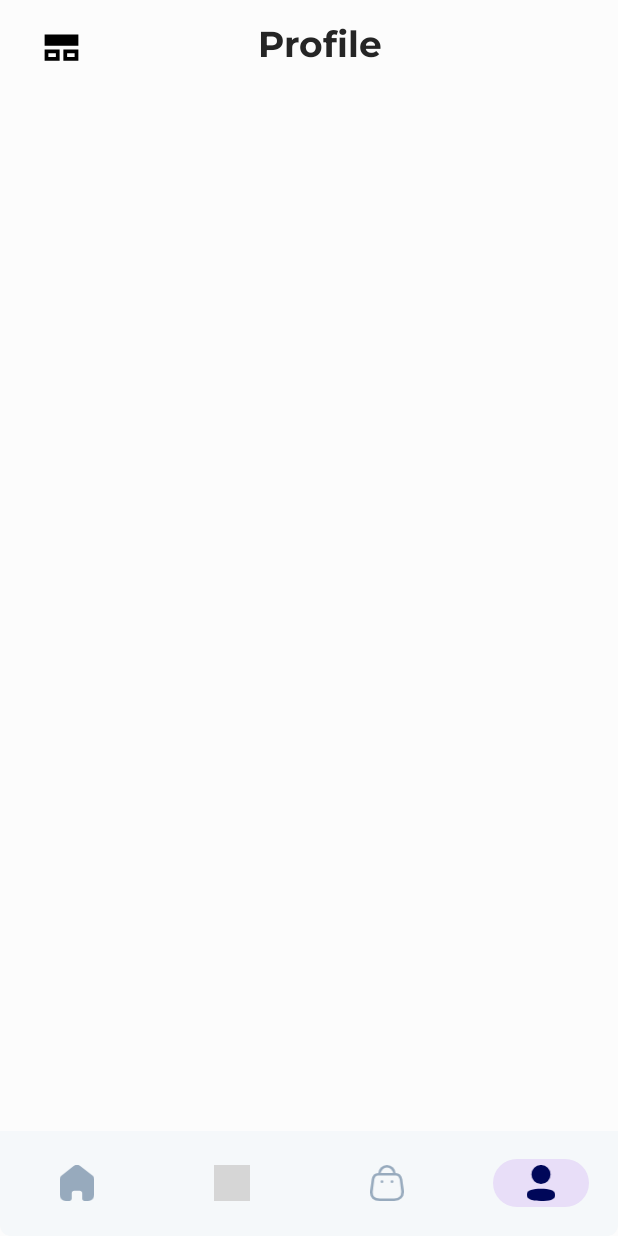
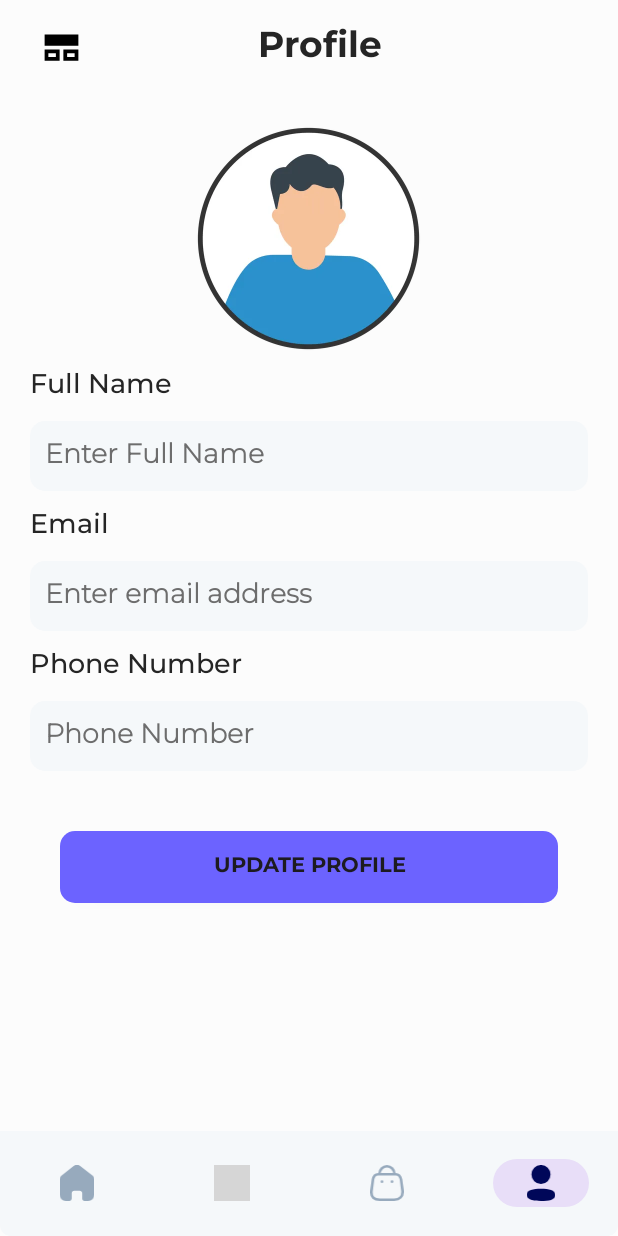
Before and after one commit to rahulverma41328/ZApp-Store, an Android app: the ProfileFragment screen opened through its navigation route, on a phone screen of 412 x 824 dp. Run offline under Robolectric (Android 15) with nearby library versions, the phone set to English and light mode, and no system bars; our stand-ins replace Dagger/Hilt's generated code, Firebase (no records; nobody signed in at launch, a user with empty details on screens opened directly), navigation-ui; 1 statement that could not run was skipped; grey boxes are pictures that could not be loaded.

Commit message:
completed profile section

```diff
--- a/app/src/main/java/com/example/zappstore/ui/dashboard/MainActivity.kt
+++ b/app/src/main/java/com/example/zappstore/ui/dashboard/MainActivity.kt
@@ -10,7 +10,9 @@ import androidx.navigation.findNavController
 import androidx.navigation.ui.setupWithNavController
 import com.example.zappstore.R
 import com.example.zappstore.databinding.ActivityMainBinding
+import dagger.hilt.android.AndroidEntryPoint
 
+@AndroidEntryPoint
 class MainActivity : AppCompatActivity() {
     private lateinit var binding : ActivityMainBinding
     override fun onCreate(savedInstanceState: Bundle?) {
--- a/app/src/main/java/com/example/zappstore/ui/dashboard/fragment/ProfileFragment.kt
+++ /dev/null
@@ -1,28 +0,0 @@
-package com.example.zappstore.ui.dashboard.fragment
-
-import android.os.Bundle
-import android.view.LayoutInflater
-import android.view.View
-import android.view.ViewGroup
-import androidx.fragment.app.Fragment
-import com.example.zappstore.R
-import com.example.zappstore.databinding.FragmentProfileBinding
-
-class ProfileFragment : Fragment(R.layout.fragment_profile) {
-
-    private lateinit var binding: FragmentProfileBinding
-
-    override fun onCreateView(
-        inflater: LayoutInflater,
-        container: ViewGroup?,
-        savedInstanceState: Bundle?
-    ): View {
-        binding = FragmentProfileBinding.inflate(LayoutInflater.from(requireContext()),container,false)
-        return binding.root
-    }
-
-
-    override fun onViewCreated(view: View, savedInstanceState: Bundle?) {
-        super.onViewCreated(view, savedInstanceState)
-    }
-}
--- /dev/null
+++ b/app/src/main/java/com/example/zappstore/ui/dashboard/fragment/profile/ProfileFragment.kt
@@ -0,0 +1,61 @@
+package com.example.zappstore.ui.dashboard.fragment.profile
+
+import android.os.Bundle
+import android.view.LayoutInflater
+import android.view.View
+import android.view.ViewGroup
+import androidx.fragment.app.Fragment
+import androidx.fragment.app.viewModels
+import androidx.lifecycle.lifecycleScope
+import com.example.zappstore.R
+import com.example.zappstore.databinding.FragmentProfileBinding
+import com.example.zappstore.model.User
+import com.example.zappstore.ui.dashboard.fragment.profile.viewModel.ProfileViewModel
+import com.example.zappstore.util.Resource
+import com.google.android.material.snackbar.Snackbar
+import dagger.hilt.android.AndroidEntryPoint
+
+
+@AndroidEntryPoint
+class ProfileFragment : Fragment(R.layout.fragment_profile) {
+
+    private lateinit var binding: FragmentProfileBinding
+    private val viewModel by viewModels<ProfileViewModel>()
+    override fun onCreateView(
+        inflater: LayoutInflater,
+        container: ViewGroup?,
+        savedInstanceState: Bundle?
+    ): View {
+        binding = FragmentProfileBinding.inflate(LayoutInflater.from(requireContext()),container,false)
+        return binding.root
+    }
+
+
+    override fun onViewCreated(view: View, savedInstanceState: Bundle?) {
+        super.onViewCreated(view, savedInstanceState)
+
+        lifecycleScope.launchWhenStarted {
+            viewModel.getUser.collect{
+                when(it){
+                        is Resource.Loading ->{
+                            // to do
+                        }
+                        is Resource.Success ->{
+                            val data = it.data
+                            val user = data?.get(0)
+
+                            binding.apply {
+                                edUserName.setText(user?.name)
+                                edUserEmail.setText(user?.email)
+                                edUserPhoneNo.setText(user?.phoneNo)
+                            }
+                        }
+                        is Resource.Error ->{
+
+                        }
+                        else -> Unit
+                }
+            }
+        }
+    }
+}
--- /dev/null
+++ b/app/src/main/java/com/example/zappstore/ui/dashboard/fragment/profile/viewModel/ProfileViewModel.kt
@@ -0,0 +1,47 @@
+package com.example.zappstore.ui.dashboard.fragment.profile.viewModel
+
+import android.util.Log
+import android.widget.Toast
+import androidx.lifecycle.ViewModel
+import androidx.lifecycle.viewModelScope
+import com.example.zappstore.model.User
+import com.example.zappstore.util.Resource
+import com.google.firebase.auth.FirebaseAuth
+import com.google.firebase.firestore.FirebaseFirestore
+import dagger.hilt.android.lifecycle.HiltViewModel
+import kotlinx.coroutines.flow.MutableStateFlow
+import kotlinx.coroutines.flow.StateFlow
+import kotlinx.coroutines.launch
+import javax.inject.Inject
+
+@HiltViewModel
+class ProfileViewModel @Inject constructor(
+    private val firestore : FirebaseFirestore,
+    private val firebaseAuth: FirebaseAuth
+):ViewModel() {
+
+    private val _getUser = MutableStateFlow<Resource<List<User>>>(Resource.Unspecified())
+    val getUser: StateFlow<Resource<List<User>>> = _getUser
+
+    init {
+        getUserFromDatabase()
+    }
+
+    private fun getUserFromDatabase() {
+        viewModelScope.launch {
+            _getUser.value = Resource.Loading()
+        }
+        firestore.collection("user")
+            .whereEqualTo("email",firebaseAuth.currentUser?.email)
+            .get()
+            .addOnSuccessListener { result ->
+                val user = result.toObjects(User::class.java)
+                viewModelScope.launch {
+                    _getUser.emit(Resource.Success(user))
+                }
+            }
+            .addOnFailureListener{
+                Log.e("User Data", it.message.toString())
+            }
+    }
+}
--- a/app/src/main/res/layout/fragment_profile.xml
+++ b/app/src/main/res/layout/fragment_profile.xml
@@ -3,7 +3,105 @@
     xmlns:android="http://schemas.android.com/apk/res/android"
     android:layout_width="match_parent"
     android:background="@color/app_bg_white"
+    android:layout_margin="20dp"
     android:layout_height="match_parent">
 
+    <ImageView
+        android:id="@+id/userImage"
+        android:layout_width="150dp"
+        android:layout_height="150dp"
+        android:layout_centerHorizontal="true"
+        android:scaleType="centerCrop"
+        android:src="@drawable/user_img"/>
 
+
+    <TextView
+        android:id="@+id/tvUserName"
+        android:layout_width="wrap_content"
+        android:layout_height="wrap_content"
+        android:text="Full Name"
+        android:textSize="18sp"
+        android:fontFamily="@font/montserrat_medium"
+        android:textColor="@color/text_main"
+        android:layout_marginTop="10dp"
+        android:layout_below="@+id/userImage"/>
+
+    <EditText
+        android:id="@+id/edUserName"
+        android:layout_width="match_parent"
+        android:layout_height="wrap_content"
+        android:layout_below="@+id/tvUserName"
+        android:hint="Enter Full Name"
+        android:textColorHint="#6D6D6D"
+        style="@style/editText"
+        android:padding="10dp"
+        android:textColor="@color/text_main"
+        android:textSize="18sp"
+        android:textAlignment="textStart"
+        android:layout_marginTop="10dp"/>
+
+    <TextView
+        android:id="@+id/tvUserEmail"
+        android:layout_width="wrap_content"
+        android:layout_height="wrap_content"
+        android:text="Email"
+        android:textSize="18sp"
+        android:fontFamily="@font/montserrat_medium"
+        android:textColor="@color/text_main"
+        android:layout_marginTop="10dp"
+        android:layout_below="@+id/edUserName"/>
+
+    <EditText
+        android:id="@+id/edUserEmail"
+        android:layout_width="match_parent"
+        android:layout_height="wrap_content"
+        android:layout_below="@+id/tvUserEmail"
+        android:hint="Enter email address"
+        android:textColorHint="#6D6D6D"
+        style="@style/editText"
+        android:padding="10dp"
+        android:textColor="@color/text_main"
+        android:textSize="18sp"
+        android:textAlignment="textStart"
+        android:layout_marginTop="10dp"/>
+
+
+    <TextView
+        android:id="@+id/tvUserPhoneNo"
+        android:layout_width="wrap_content"
+        android:layout_height="wrap_content"
+        android:text="Phone Number"
+        android:textSize="18sp"
+        android:fontFamily="@font/montserrat_medium"
+        android:textColor="@color/text_main"
+        android:layout_marginTop="10dp"
+        android:layout_below="@+id/edUserEmail"/>
+
+    <EditText
+        android:id="@+id/edUserPhoneNo"
+        android:layout_width="match_parent"
+        android:layout_height="wrap_content"
+        android:layout_below="@+id/tvUserPhoneNo"
+        android:hint="Phone Number"
+        android:textColorHint="#6D6D6D"
+        style="@style/editText"
+        android:padding="10dp"
+        android:textColor="@color/text_main"
+        android:textSize="18sp"
+        android:textAlignment="textStart"
+        android:layout_marginTop="10dp"/>
+
+
+    <androidx.appcompat.widget.AppCompatButton
+        android:id="@+id/updateProfile"
+        android:layout_width="match_parent"
+        android:layout_height="wrap_content"
+        android:text="update profile"
+        android:background="@drawable/white_background"
+        android:backgroundTint="@color/purple"
+        android:fontFamily="@font/montserrat_bold"
+        android:layout_marginStart="20dp"
+        android:layout_marginEnd="20dp"
+        android:layout_below="@+id/edUserPhoneNo"
+        android:layout_marginTop="40dp"/>
 </RelativeLayout>
--- a/app/src/main/res/navigation/dashboard_graph.xml
+++ b/app/src/main/res/navigation/dashboard_graph.xml
@@ -19,6 +19,6 @@
         android:label="OrdersFragment" />
     <fragment
         android:id="@+id/profileFragment"
-        android:name="com.example.zappstore.ui.dashboard.fragment.ProfileFragment"
+        android:name="com.example.zappstore.ui.dashboard.fragment.profile.ProfileFragment"
         android:label="ProfileFragment" />
 </navigation>
```
Also changed, not shown: app/src/main/res/drawable/user_img.png (added).
